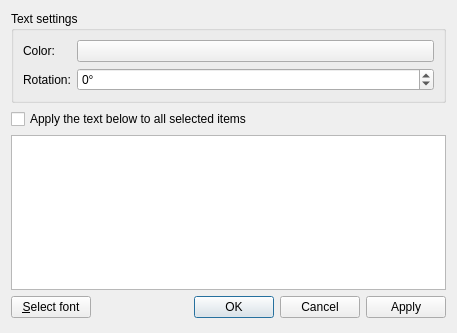
This is gns3/ui/text_editor_dialog.ui in GNS3/gns3-gui as Qt 5 draws it before an edit. The edited form follows.
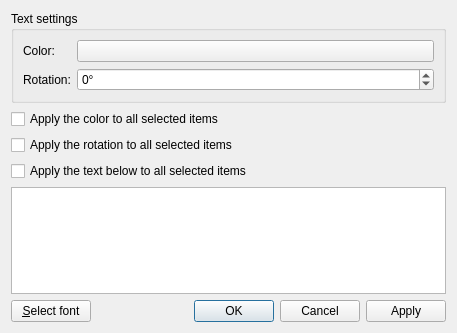
This is the edited form.

Commit message:
Allow to not rotate the text when changing all text colors
Fix #805

Patch:
```diff
--- a/gns3/ui/text_editor_dialog.ui
+++ b/gns3/ui/text_editor_dialog.ui
@@ -70,6 +70,20 @@
      </layout>
     </widget>
    </item>
+   <item>
+    <widget class="QCheckBox" name="uiApplyColorToAllItemsCheckBox">
+     <property name="text">
+      <string>Apply the color to all selected items</string>
+     </property>
+    </widget>
+   </item>
+   <item>
+    <widget class="QCheckBox" name="uiApplyRotationToAllItemsCheckBox">
+     <property name="text">
+      <string>Apply the rotation to all selected items</string>
+     </property>
+    </widget>
+   </item>
    <item>
     <widget class="QCheckBox" name="uiApplyTextToAllItemsCheckBox">
      <property name="text">
```
Left out of the diff: 4 changed lines with no effect on the pictures. The commit also changes 2 other files.
